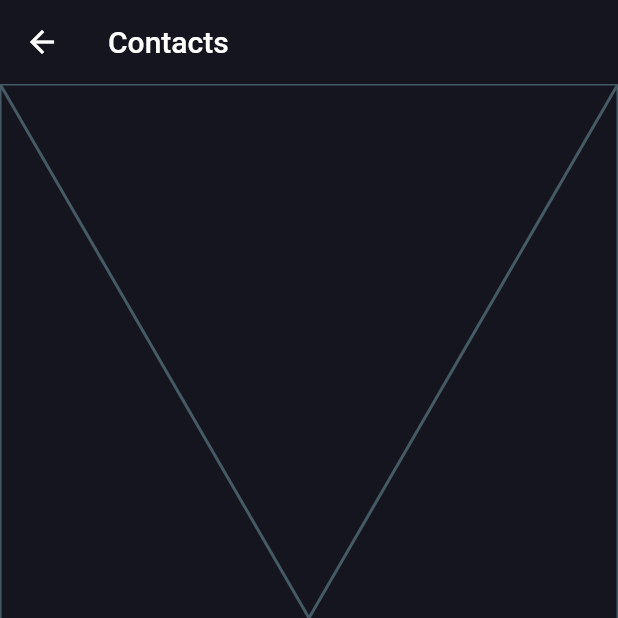
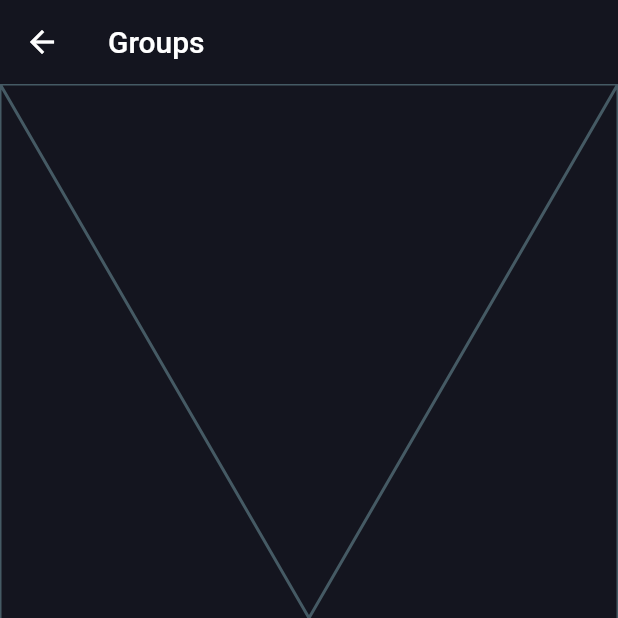
Before and after one commit to Lok1Tou1l/contactapp, a Flutter app: the Navigation screen opened directly, swiped to page 2, on a phone screen of 412 x 824 dp, the top half of it. Run offline on Flutter 3.47's test engine with Material 2 defaults, Android fonts, the phone set to English and light mode, and no system bars.

Commit message:
#update 3 idk smol thing

```diff
--- a/lib/view/widgets/navigation_widget.dart
+++ b/lib/view/widgets/navigation_widget.dart
@@ -2,8 +2,6 @@ import 'package:contactapp/view/screens/contacts_screen.dart';
 import 'package:contactapp/view/screens/favorites_screen.dart';
 import 'package:contactapp/view/screens/groups_screen.dart';
 import 'package:flutter/material.dart';
-import 'package:flutter/src/widgets/container.dart';
-import 'package:flutter/src/widgets/framework.dart';
 
 class Navigation extends StatefulWidget {
   const Navigation({super.key});
@@ -22,6 +20,12 @@ class _NavigationState extends State<Navigation> {
     FavoriteScreen(),
   ];
 
+  final List<String> _titles = const [
+    'Contacts',
+    'Groups',
+    'Favorites',
+  ];
+
   @override
   void dispose() {
     _pageController.dispose();
@@ -38,7 +42,7 @@ class _NavigationState extends State<Navigation> {
   Widget build(BuildContext context) {
     return Scaffold(
         appBar: AppBar(
-          title: Text('Contacts'),
+          title: Text(_titles[_selectedIndex]),
         ),
         body: PageView(
           controller: _pageController,
```
